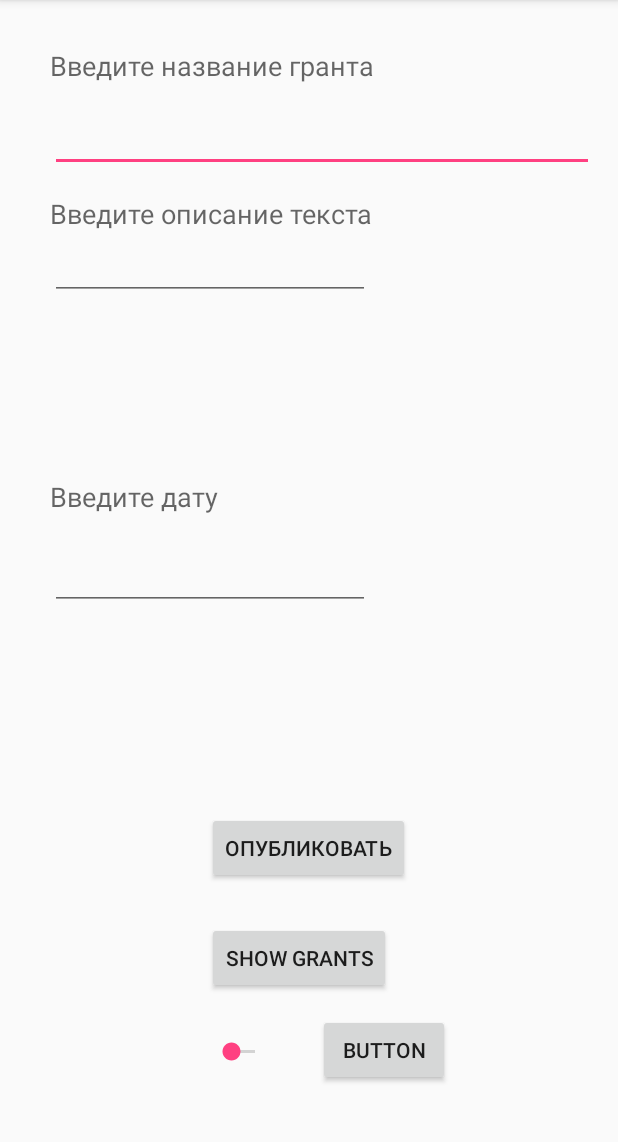
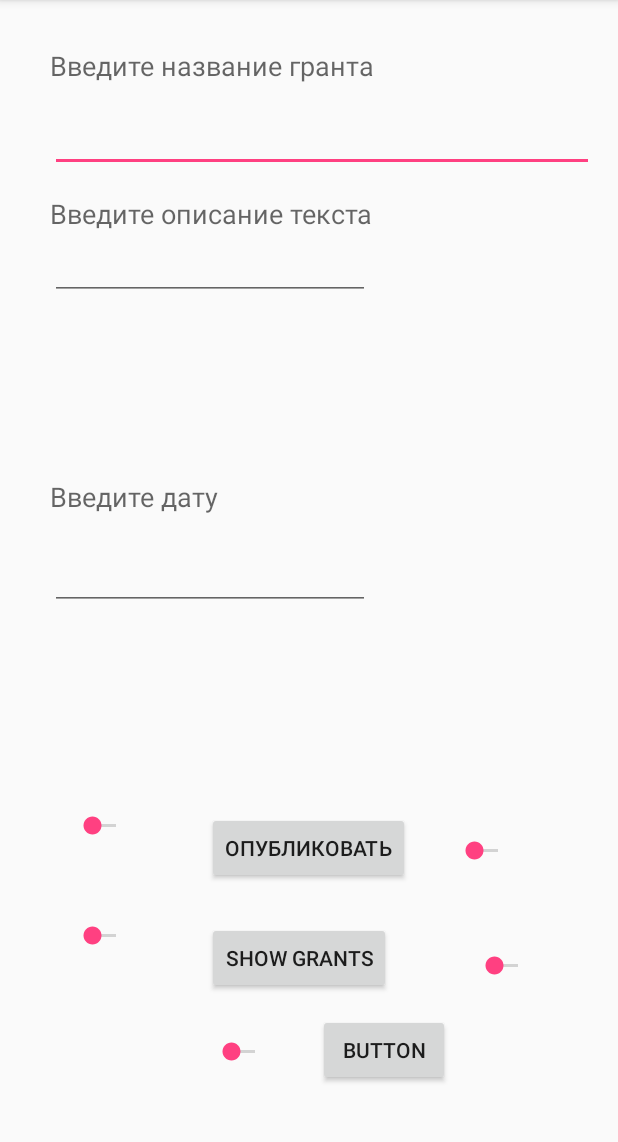
Before and after one commit to asadova/FireBaseDushanbe, an Android app: the screen it shows after launch (MainActivity), on a phone screen of 412 x 824 dp, the part 84-1226 px from its top. Run offline under Robolectric (Android 15) with nearby library versions, the phone set to English and light mode, and no system bars; our stand-ins replace Firebase (no records; nobody signed in at launch, a user with empty details on screens opened directly).

Commit message:
Add seekbars

```diff
--- a/app/src/main/res/layout/activity_main.xml
+++ b/app/src/main/res/layout/activity_main.xml
@@ -108,4 +108,36 @@
         android:layout_marginBottom="28dp"
         android:id="@+id/button2" />
 
+    <SeekBar
+        android:layout_width="wrap_content"
+        android:layout_height="wrap_content"
+        android:layout_alignBottom="@+id/publishButton"
+        android:layout_toEndOf="@+id/button2"
+        android:layout_marginBottom="13dp"
+        android:id="@+id/seekBar2" />
+
+    <SeekBar
+        android:layout_width="wrap_content"
+        android:layout_height="wrap_content"
+        android:layout_alignBottom="@+id/showButton"
+        android:layout_toEndOf="@+id/button2"
+        android:layout_marginStart="13dp"
+        android:layout_marginBottom="10dp"
+        android:id="@+id/seekBar3" />
+
+    <SeekBar
+        android:layout_width="wrap_content"
+        android:layout_height="wrap_content"
+        android:layout_alignTop="@+id/publishButton"
+        android:layout_alignStart="@+id/grantData"
+        android:layout_marginStart="12dp"
+        android:id="@+id/seekBar4" />
+
+    <SeekBar
+        android:layout_width="wrap_content"
+        android:layout_height="wrap_content"
+        android:layout_below="@+id/publishButton"
+        android:layout_alignStart="@+id/seekBar4"
+        android:id="@+id/seekBar5" />
+
 </RelativeLayout>
```
